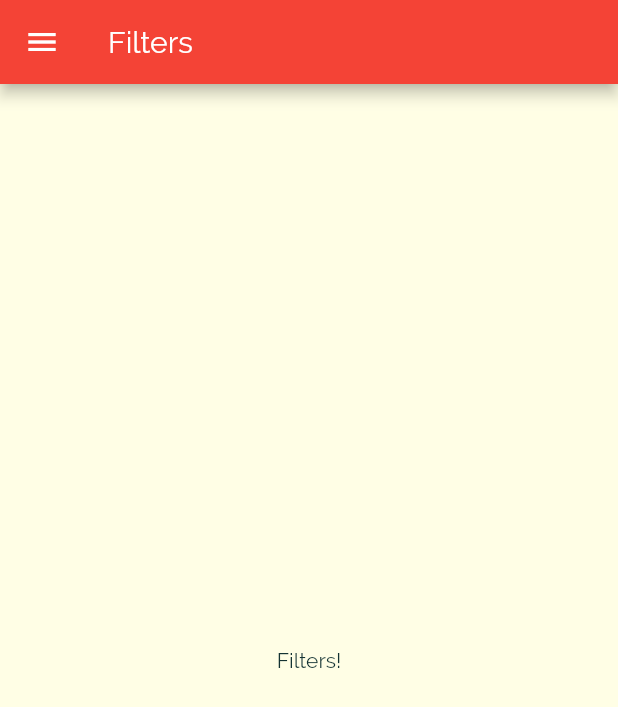
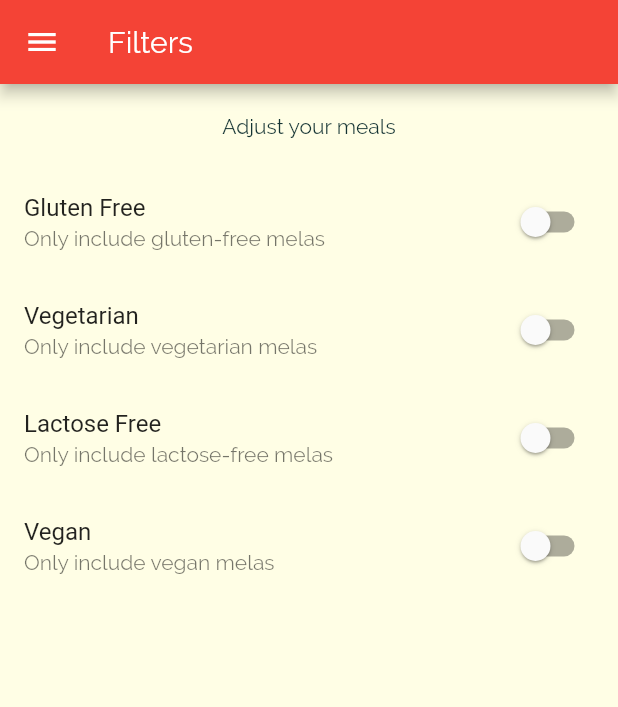
Before and after one commit to diipak-singh/meals_app, a Flutter app: the FiltersScreen screen opened by its route, on a phone screen of 412 x 824 dp. Shown: the top 707 px of the screen. Run offline on Flutter 3.47's test engine with Material 2 defaults, Android fonts, the phone set to English and light mode, and no system bars.

Commit message:
added filter switches

```diff
--- a/lib/screens/filters_screen.dart
+++ b/lib/screens/filters_screen.dart
@@ -1,18 +1,100 @@
 import 'package:flutter/material.dart';
 import '../widgets/main_drawer.dart';
 
-class FiltersScreen extends StatelessWidget {
+class FiltersScreen extends StatefulWidget {
   static const routeName = '/filters';
+
+  @override
+  _FiltersScreenState createState() => _FiltersScreenState();
+}
+
+class _FiltersScreenState extends State<FiltersScreen> {
+  bool _glutenFree = false;
+  bool _vegetarian = false;
+  bool _vegan = false;
+  bool _lactoseFree = false;
+
+  Widget _buildSwitchListTile(
+    String title,
+    String description,
+    bool currentValue,
+    Function updateValue,
+  ) {
+    return SwitchListTile(
+      title: Text(title),
+      subtitle: Text(description),
+      value: currentValue,
+      onChanged: updateValue,
+    );
+  }
+
+  AppBar apbar = AppBar(
+    title: Text('Filters'),
+  );
 
   @override
   Widget build(BuildContext context) {
     return Scaffold(
-      appBar: AppBar(
-        title: Text('Filters'),
-      ),
+      appBar: apbar,
       drawer: MainDrawer(),
-      body: Center(
-        child: Text('Filters!'),
+      body: Column(
+        children: <Widget>[
+          Container(
+            /*height: MediaQuery.of(context).size.height -
+                apbar.preferredSize.height -
+                MediaQuery.of(context).padding.top,*/
+            padding: EdgeInsets.all(20),
+            child: Align(
+                alignment: Alignment.topCenter,
+                child: Text('Adjust your meals')),
+          ),
+          Expanded(
+            child: ListView(
+              children: <Widget>[
+                _buildSwitchListTile(
+                  'Gluten Free',
+                  'Only include gluten-free melas',
+                  _glutenFree,
+                  (newValue) {
+                    setState(() {
+                      _glutenFree = newValue;
+                    });
+                  },
+                ),
+                _buildSwitchListTile(
+                  'Vegetarian',
+                  'Only include vegetarian melas',
+                  _vegetarian,
+                  (newValue) {
+                    setState(() {
+                      _vegetarian = newValue;
+                    });
+                  },
+                ),
+                _buildSwitchListTile(
+                  'Lactose Free',
+                  'Only include lactose-free melas',
+                  _lactoseFree,
+                  (newValue) {
+                    setState(() {
+                      _lactoseFree = newValue;
+                    });
+                  },
+                ),
+                _buildSwitchListTile(
+                  'Vegan',
+                  'Only include vegan melas',
+                  _vegan,
+                  (newValue) {
+                    setState(() {
+                      _vegan = newValue;
+                    });
+                  },
+                ),
+              ],
+            ),
+          ),
+        ],
       ),
     );
   }
```
